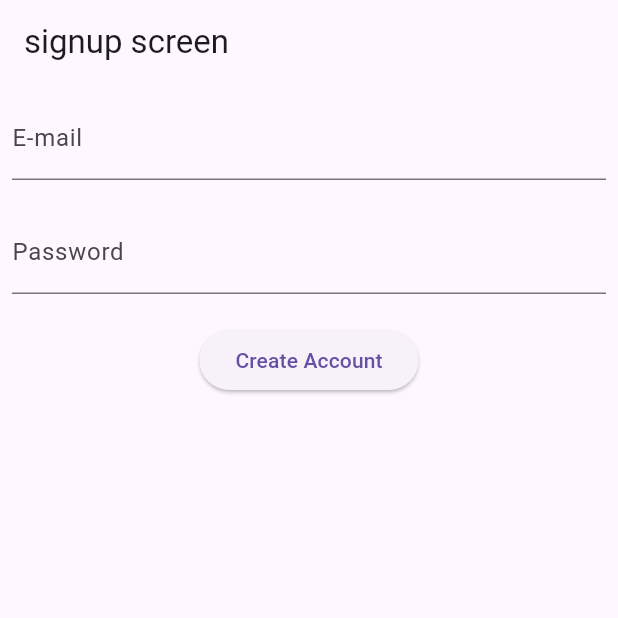
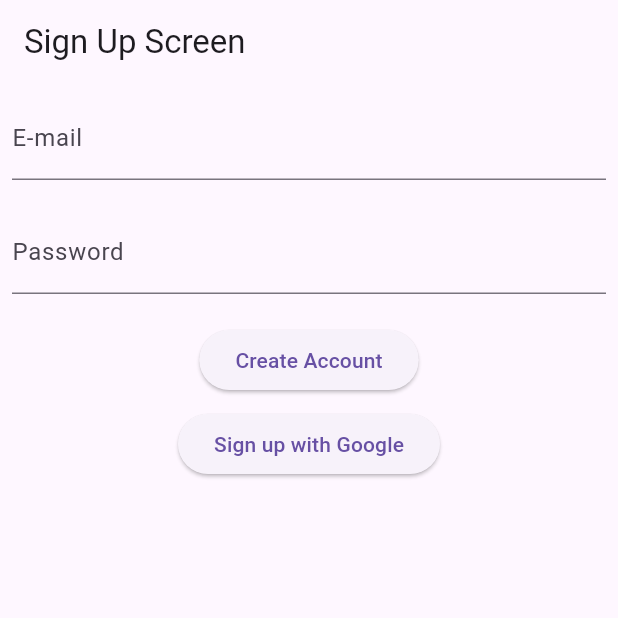
Before and after one commit to anshumandas/get-flutter-fire, a Flutter app: the screen it shows after launch, after a tap on "Login", after a tap on "Signup here", on a phone screen of 412 x 824 dp, the top half of it. Run offline on Flutter 3.47's test engine with Material 3 defaults, Android fonts, the light colour scheme and no system bars; our stand-ins replace cloud_firestore, firebase_auth, firebase_core, google_sign_in; accounts and stored records are empty; generated files the repository leaves out were written again.

Commit message:
Added Google O auth functionality, cleaned up the code

```diff
--- a/lib/Screens/Loginscreen.dart
+++ b/lib/Screens/Loginscreen.dart
@@ -1,80 +1,119 @@
-
 import 'package:flutter/material.dart';
+import 'package:get_flutter_fire/Screens/mainscreen.dart';
 import 'package:get_flutter_fire/Screens/signupscreen.dart';
 import 'package:get_flutter_fire/controllers/login_controller.dart';
-
+import 'package:get_flutter_fire/services/auth_service.dart';
 
 class LoginScreen extends StatefulWidget {
   const LoginScreen({super.key});
 
   @override
-  State<LoginScreen> createState() => _SplashScreenState();
+  State<LoginScreen> createState() => _LoginScreenState();
 }
 
-class _SplashScreenState extends State<LoginScreen> {
-
+class _LoginScreenState extends State<LoginScreen> {
   var userForm = GlobalKey<FormState>();
   TextEditingController email = TextEditingController();
-  TextEditingController Password = TextEditingController();
+  TextEditingController password = TextEditingController();
 
+  Future<void> g_signin() async {
+    try {
+      var user = await AuthService_googlesignin.g_signInOrSignUp();
 
-
+      if (user != null) {
+        Navigator.pushReplacement(
+          context,
+          MaterialPageRoute(builder: (context) => const Mainscreen()),
+        );
+      } else {
+        ScaffoldMessenger.of(context).showSnackBar(
+          const SnackBar(content: Text('Google sign-in failed')),
+        );
+      }
+    } catch (e) {
+      ScaffoldMessenger.of(context).showSnackBar(
+        SnackBar(content: Text('Error during Google sign-in: $e')),
+      );
+    }
+  }
 
   @override
   Widget build(BuildContext context) {
-    return Scaffold(appBar: AppBar( title:const Text("Login")),
-    body: Form(
+    return Scaffold(
+      appBar: AppBar(title: const Text("Login")),
+      body: SingleChildScrollView(
+        padding: const EdgeInsets.all(16.0),
+        child: Form(
           key: userForm,
-
-      child: Padding(
-        padding: const EdgeInsets.all(8.0),
           child: Column(
+            crossAxisAlignment: CrossAxisAlignment.stretch,
             children: [
               TextFormField(
                 autovalidateMode: AutovalidateMode.onUserInteraction,
                 controller: email,
                 validator: (value) {
-                if(value== null || value.isEmpty)
-                {
-                  return("Email is required");
+                  if (value == null || value.isEmpty) {
+                    return "Email is required";
+                  }
+                  return null;
+                },
+                decoration: const InputDecoration(labelText: "E-mail"),
+              ),
+              const SizedBox(height: 20),
+              TextFormField(
+                autovalidateMode: AutovalidateMode.onUserInteraction,
+                controller: password,
+                validator: (value) {
+                  if (value == null || value.isEmpty) {
+                    return "Password is required";
+                  }
+                  return null;
+                },
+                obscureText: true,
+                decoration: const InputDecoration(labelText: "Password"),
+              ),
+              const SizedBox(height: 20),
+              ElevatedButton(
+                onPressed: () {
+                  if (userForm.currentState!.validate()) {
+                    LoginController.loginaccount(
+                      context: context,
+                      email: email.text,
+                      Password: password.text,
+                    );
                   }
                 },
-              decoration: const InputDecoration(label: Text("E-mail"))),
-            const SizedBox(height: 20,),
-            TextFormField(
-              autovalidateMode: AutovalidateMode.onUserInteraction,
-              controller: Password,
-              validator: (value) {
-                if(value== null || value.isEmpty)
-                {
-                  return("Password is required");
-                }
-              },
-              obscureText:true, decoration: const InputDecoration(label: Text("Password")),),
-            const SizedBox(height: 20,),
-            ElevatedButton(onPressed: (){
-              if (userForm.currentState!.validate()){
-                LoginController.loginaccount(context: context, email: email.text, Password: Password.text);
-              }
-            }, child: const Text("Login")),
+                child: const Text("Login"),
+              ),
               const SizedBox(height: 20),
               Row(
-              children: [const Text("Dont have an account?"),
-              const SizedBox(width: 20),
-              InkWell
-              (
-                onTap: (){
-                  Navigator.pushReplacement(context, MaterialPageRoute(builder: (context) {
-                  return const Signupscreen();}));
+                mainAxisAlignment: MainAxisAlignment.center,
+                children: [
+                  const Text("Don't have an account?"),
+                  const SizedBox(width: 10),
+                  InkWell(
+                    onTap: () {
+                      Navigator.pushReplacement(
+                        context,
+                        MaterialPageRoute(builder: (context) => const Signupscreen()),
+                      );
                     },
-                child: const Text("Signup here",style: TextStyle(color: Colors.blue,fontWeight: FontWeight.bold),))
+                    child: const Text(
+                      "Signup here",
+                      style: TextStyle(color: Colors.blue, fontWeight: FontWeight.bold),
+                    ),
+                  ),
                 ],
-            )
+              ),
+              const SizedBox(height: 20),
+              ElevatedButton(
+                onPressed: g_signin,
+                child: const Text("Sign in with Google"),
+              ),
             ],
           ),
         ),
       ),
-
     );
   }
 }
--- a/lib/Screens/signupscreen.dart
+++ b/lib/Screens/signupscreen.dart
@@ -1,5 +1,7 @@
+import 'package:flutter/material.dart';
+import 'package:get_flutter_fire/Screens/mainscreen.dart';
 import 'package:get_flutter_fire/controllers/signup_controller.dart';
-import 'package:flutter/material.dart';
+import 'package:get_flutter_fire/services/auth_service.dart';
 
 class Signupscreen extends StatefulWidget {
   const Signupscreen({super.key});
@@ -14,15 +16,37 @@ class _SplashScreenState extends State<Signupscreen> {
   TextEditingController email = TextEditingController();
   TextEditingController Password = TextEditingController();
 
+  Future<void> g_signup() async {
+    try {
+      // Attempt to sign up with Google
+      var user = await AuthService_googlesignin.g_signInOrSignUp();
 
-
+      if (user != null) {
+        // If the sign-up is successful, navigate to the main screen
+        Navigator.pushReplacement(
+          context,
+          MaterialPageRoute(builder: (context) => Mainscreen()), // Replace with your main screen widget
+        );
+      } else {
+        // Handle case where sign-up was not successful
+        ScaffoldMessenger.of(context).showSnackBar(
+          const SnackBar(content: Text('Google sign-up failed')),
+        );
+      }
+    } catch (e) {
+      // Handle any errors that occur during sign-up
+      ScaffoldMessenger.of(context).showSnackBar(
+        SnackBar(content: Text('Error during Google sign-up: $e')),
+      );
+    }
+  }
 
   @override
   Widget build(BuildContext context) {
-    return Scaffold(appBar: AppBar( title:Text("signup screen")),
+    return Scaffold(
+      appBar: AppBar(title: const Text("Sign Up Screen")),
       body: Form(
         key: userForm,
-
         child: Padding(
           padding: const EdgeInsets.all(8.0),
           child: Column(
@@ -31,29 +55,50 @@ class _SplashScreenState extends State<Signupscreen> {
                 autovalidateMode: AutovalidateMode.onUserInteraction,
                 controller: email,
                 validator: (value) {
-                if(value== null || value.isEmpty)
-                {
-                  return("Email is required");
+                  if (value == null || value.isEmpty) {
+                    return "Email is required";
                   }
+                  return null;
                 },
-              decoration: InputDecoration(label: Text("E-mail"))),
-            SizedBox(height: 20,),
+                decoration: const InputDecoration(label: Text("E-mail")),
+              ),
+              const SizedBox(height: 20),
               TextFormField(
                 autovalidateMode: AutovalidateMode.onUserInteraction,
                 controller: Password,
                 validator: (value) {
-                if(value== null || value.isEmpty)
-                {
-                  return("Password is required");
+                  if (value == null || value.isEmpty) {
+                    return "Password is required";
+                  }
+                  return null;
+                },
+                obscureText: true,
+                decoration: const InputDecoration(label: Text("Password")),
+              ),
+              const SizedBox(height: 20),
+              ElevatedButton(
+                onPressed: () {
+                  if (userForm.currentState!.validate()) {
+                    SignupController.createaccount(
+                      context: context,
+                      email: email.text,
+                      Password: Password.text,
+                    );
                   }
                 },
-              obscureText:true, decoration: InputDecoration(label: Text("Password")),),
-            SizedBox(height: 20,),
-            ElevatedButton(onPressed: (){
-              if (userForm.currentState!.validate()){
-                SignupController.createaccount(context: context, email: email.text, Password: Password.text);
-              }
-            }, child: Text("Create Account"))
+                child: const Text("Create Account"),
+              ),
+              Column(
+                children: [
+                  Padding(
+                    padding: const EdgeInsets.all(8.0),
+                    child: ElevatedButton(
+                      onPressed: g_signup,
+                      child: const Text("Sign up with Google"),
+                    ),
+                  ),
+                ],
+              ),
             ],
           ),
         ),
--- a/pubspec.yaml
+++ b/pubspec.yaml
@@ -1,5 +1,5 @@
 name: get_flutter_fire
-escription: "Basic app."
+Description: "Basic app."
 
 publish_to: ' '
 
@@ -20,6 +20,7 @@ dependencies:
   firebase_auth: ^4.16.0
   firebase_core: ^2.24.2
   cloud_firestore: ^4.14.0
+  google_sign_in: ^6.2.1
 
 dev_dependencies:
   flutter_test:
```
Also changed, not shown: lib/services/auth_service.dart (added, +38 -0 lines), pubspec.lock, 2 other files. Lines whose indentation alone changed are shown as unchanged.
